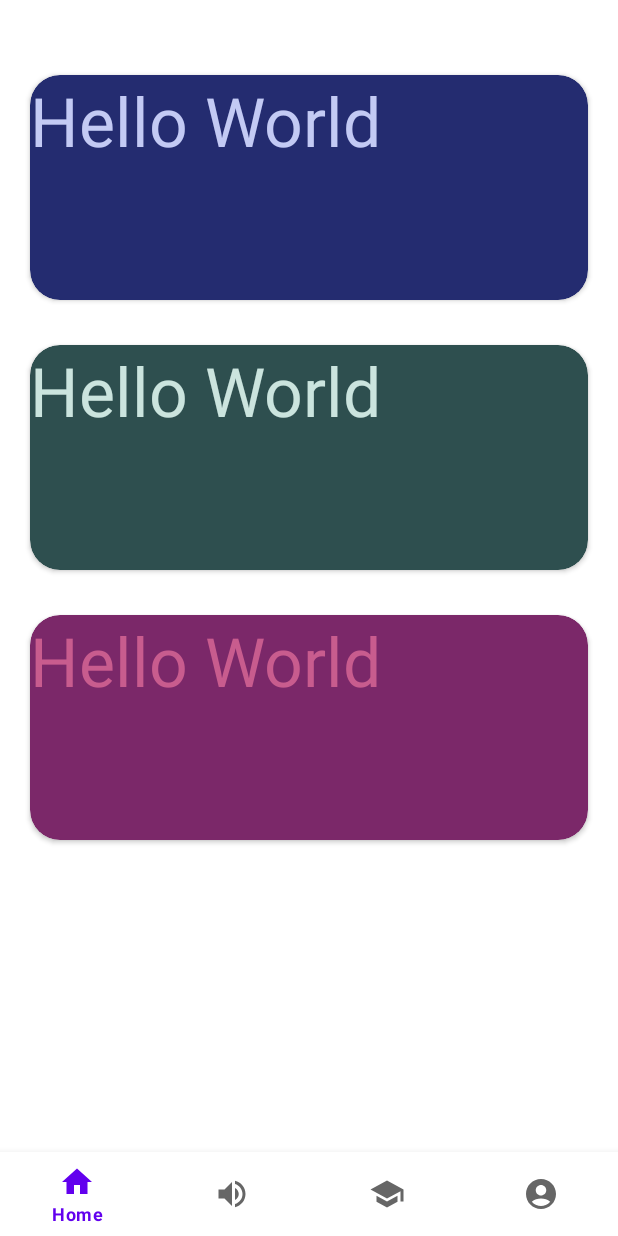
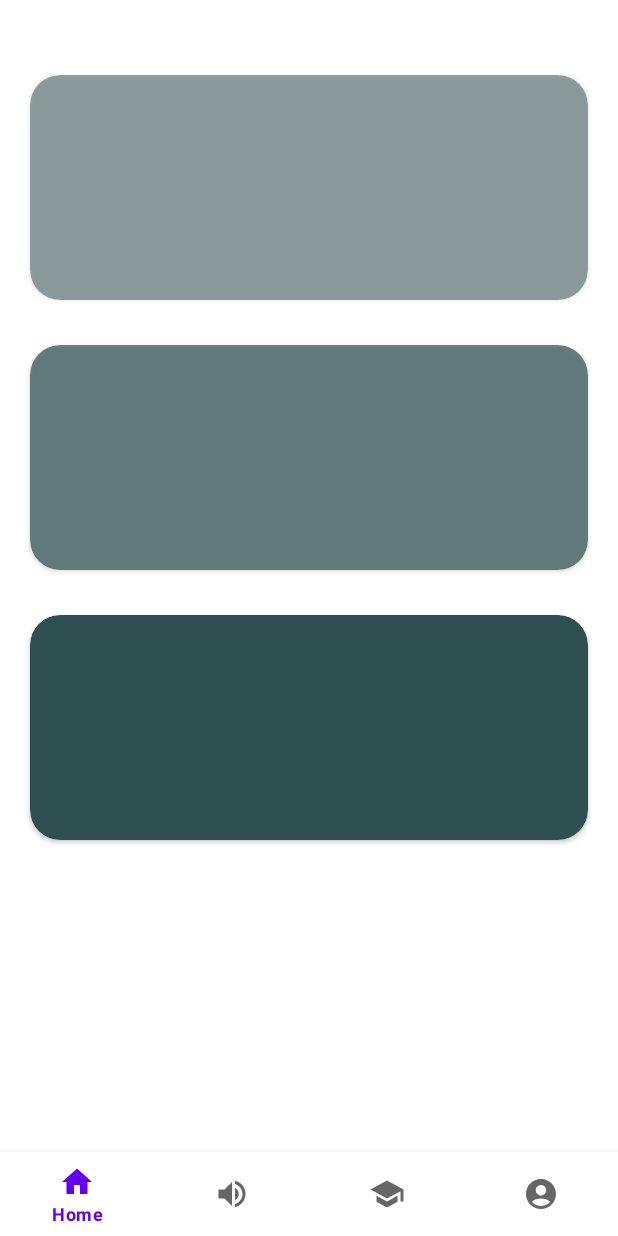
Before and after one commit to tutionmanagement/TMSStudent, an Android app: the HomeFragment screen opened directly, with no data from a screen before it, on a phone screen of 412 x 824 dp. Run offline under Robolectric (Android 15) with nearby library versions, the phone set to English and light mode, and no system bars.

Commit message:
Dashboard Changed

```diff
--- a/app/src/main/res/layout/fragment_home.xml
+++ b/app/src/main/res/layout/fragment_home.xml
@@ -1,5 +1,5 @@
 <?xml version="1.0" encoding="utf-8"?>
-<FrameLayout xmlns:android="http://schemas.android.com/apk/res/android"
+<androidx.constraintlayout.widget.ConstraintLayout xmlns:android="http://schemas.android.com/apk/res/android"
     xmlns:app="http://schemas.android.com/apk/res-auto"
     xmlns:tools="http://schemas.android.com/tools"
     android:layout_width="match_parent"
@@ -24,21 +24,12 @@
                 android:layout_marginTop="30dp"
                 android:layout_marginEnd="20dp"
                 android:layout_marginBottom="30dp"
-                app:cardBackgroundColor="#7B2869"
+                app:cardBackgroundColor="#2E4F4F"
                 app:cardCornerRadius="20dp"
                 app:layout_constraintBottom_toBottomOf="parent"
                 app:layout_constraintEnd_toEndOf="parent"
                 app:layout_constraintStart_toStartOf="parent"
-                app:layout_constraintTop_toBottomOf="@+id/cd2" >
-
-                <TextView
-                    android:id="@+id/textView10"
-                    android:layout_width="wrap_content"
-                    android:layout_height="wrap_content"
-                    android:text="Hello World "
-                    android:textAppearance="@style/TextAppearance.AppCompat.Display2"
-                    android:textColor="#C85C8E" />
-            </androidx.cardview.widget.CardView>
+                app:layout_constraintTop_toBottomOf="@+id/cd2" />
 
             <androidx.cardview.widget.CardView
                 android:id="@+id/cd2"
@@ -47,20 +38,12 @@
                 android:layout_marginStart="20dp"
                 android:layout_marginTop="30dp"
                 android:layout_marginEnd="20dp"
+                android:alpha="0.70"
                 app:cardBackgroundColor="#2E4F4F"
                 app:cardCornerRadius="20dp"
                 app:layout_constraintEnd_toEndOf="parent"
                 app:layout_constraintStart_toStartOf="parent"
-                app:layout_constraintTop_toBottomOf="@+id/cd1">
-
-                <TextView
-                    android:id="@+id/textView9"
-                    android:layout_width="wrap_content"
-                    android:layout_height="wrap_content"
-                    android:text="Hello World "
-                    android:textAppearance="@style/TextAppearance.AppCompat.Display2"
-                    android:textColor="#CBE4DE" />
-            </androidx.cardview.widget.CardView>
+                app:layout_constraintTop_toBottomOf="@+id/cd1"/>
 
             <androidx.cardview.widget.CardView
                 android:id="@+id/cd1"
@@ -69,23 +52,15 @@
                 android:layout_marginStart="20dp"
                 android:layout_marginTop="50dp"
                 android:layout_marginEnd="20dp"
+                android:alpha="0.50"
                 android:clickable="true"
-                app:cardBackgroundColor="#242C70"
+                app:cardBackgroundColor="#2E4F4F"
                 app:cardCornerRadius="20dp"
                 app:layout_constraintEnd_toEndOf="parent"
                 app:layout_constraintHorizontal_bias="0.5"
                 app:layout_constraintStart_toStartOf="parent"
-                app:layout_constraintTop_toTopOf="parent" >
-
-                <TextView
-                    android:id="@+id/textView8"
-                    android:layout_width="wrap_content"
-                    android:layout_height="wrap_content"
-                    android:text="Hello World "
-                    android:textAppearance="@style/TextAppearance.AppCompat.Display2"
-                    android:textColor="#C3CAF4" />
-            </androidx.cardview.widget.CardView>
+                app:layout_constraintTop_toTopOf="parent"/>
 
         </androidx.constraintlayout.widget.ConstraintLayout>
     </ScrollView>
-</FrameLayout>
+</androidx.constraintlayout.widget.ConstraintLayout>
```
